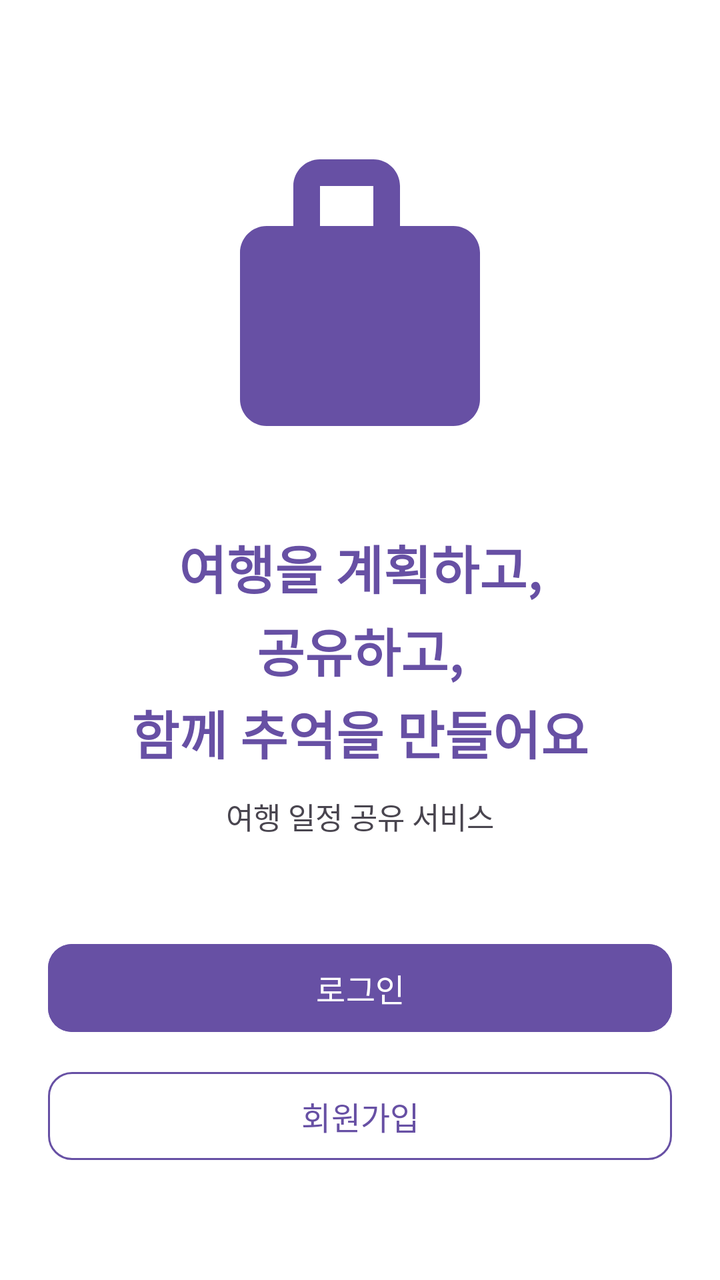
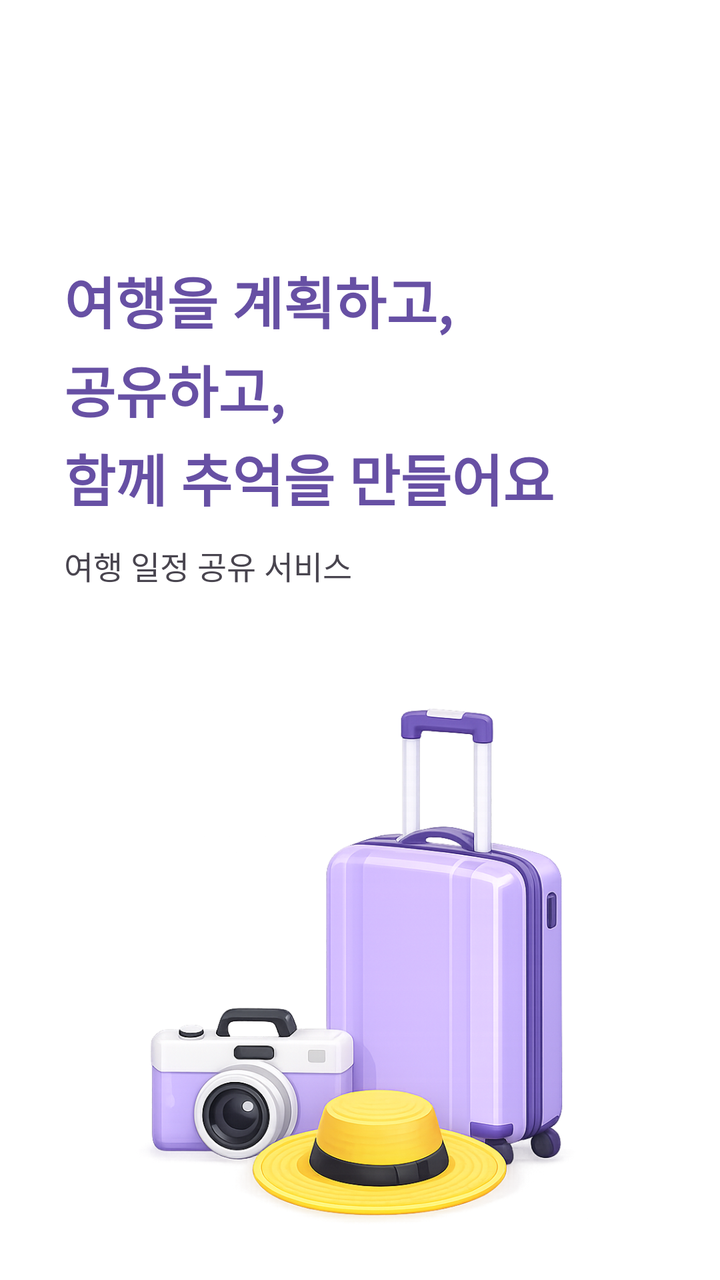

Compare the two renders of this Android layout. The source of the first and the diff that turns it into the second are given below.
<!-- AndroidManifest.xml: application theme Theme.TripShare -->
<!-- res/layout/activity_welcome.xml -->
<?xml version="1.0" encoding="utf-8"?>
<androidx.constraintlayout.widget.ConstraintLayout xmlns:android="http://schemas.android.com/apk/res/android"
    xmlns:app="http://schemas.android.com/apk/res-auto"
    android:layout_width="match_parent"
    android:layout_height="match_parent"
    android:background="@color/white"
    android:padding="24dp">

    <ImageView
        android:id="@+id/img_illustration"
        android:layout_width="160dp"
        android:layout_height="160dp"
        android:contentDescription="@null"
        android:src="@drawable/ic_suitcase"
        app:layout_constraintBottom_toTopOf="@id/tv_welcome_title"
        app:layout_constraintEnd_toEndOf="parent"
        app:layout_constraintStart_toStartOf="parent"
        app:layout_constraintTop_toTopOf="parent"
        app:layout_constraintVertical_chainStyle="packed" />

    <TextView
        android:id="@+id/tv_welcome_title"
        android:layout_width="0dp"
        android:layout_height="wrap_content"
        android:layout_marginTop="32dp"
        android:gravity="center"
        android:lineSpacingExtra="4dp"
        android:text="@string/welcome_title"
        android:textColor="@color/purple_primary"
        android:textSize="26sp"
        android:textStyle="bold"
        app:layout_constraintBottom_toTopOf="@id/tv_welcome_subtitle"
        app:layout_constraintEnd_toEndOf="parent"
        app:layout_constraintStart_toStartOf="parent"
        app:layout_constraintTop_toBottomOf="@id/img_illustration" />

    <TextView
        android:id="@+id/tv_welcome_subtitle"
        android:layout_width="wrap_content"
        android:layout_height="wrap_content"
        android:layout_marginTop="12dp"
        android:text="@string/welcome_subtitle"
        android:textColor="@color/text_secondary"
        android:textSize="15sp"
        app:layout_constraintBottom_toTopOf="@id/btn_login"
        app:layout_constraintEnd_toEndOf="parent"
        app:layout_constraintStart_toStartOf="parent"
        app:layout_constraintTop_toBottomOf="@id/tv_welcome_title" />

    <com.google.android.material.button.MaterialButton
        android:id="@+id/btn_login"
        style="@style/PurpleButton"
        android:layout_width="0dp"
        android:layout_height="wrap_content"
        android:layout_marginBottom="12dp"
        android:text="@string/login"
        app:layout_constraintBottom_toTopOf="@id/btn_signup"
        app:layout_constraintEnd_toEndOf="parent"
        app:layout_constraintStart_toStartOf="parent" />

    <com.google.android.material.button.MaterialButton
        android:id="@+id/btn_signup"
        style="@style/OutlinePurpleButton"
        android:layout_width="0dp"
        android:layout_height="wrap_content"
        android:layout_marginBottom="32dp"
        android:text="@string/sign_up"
        app:layout_constraintBottom_toBottomOf="parent"
        app:layout_constraintEnd_toEndOf="parent"
        app:layout_constraintStart_toStartOf="parent" />

</androidx.constraintlayout.widget.ConstraintLayout>
<!-- resources referenced by this layout -->
<resources>
  <color name="purple_primary">#6750A4</color>
  <color name="text_secondary">#49454F</color>
  <color name="white">#FFFFFFFF</color>
  <!-- drawable ic_suitcase (drawable) -->
  <vector xmlns:android="http://schemas.android.com/apk/res/android"
      android:width="120dp"
      android:height="120dp"
      android:viewportWidth="24"
      android:viewportHeight="24">
      <path
          android:fillColor="@color/purple_primary"
          android:pathData="M17,6h-2V3c0,-1.1 -0.9,-2 -2,-2H9C7.9,1 7,1.9 7,3v3H5c-1.1,0 -2,0.9 -2,2v11c0,1.1 0.9,2 2,2h14c1.1,0 2,-0.9 2,-2V8c0,-1.1 -0.9,-2 -2,-2zM9,3h4v3H9V3z" />
  </vector>
  <string name="login">로그인</string>
  <string name="sign_up">회원가입</string>
  <string name="welcome_subtitle">여행 일정 공유 서비스</string>
  <string name="welcome_title">여행을 계획하고,\n공유하고,\n함께 추억을 만들어요</string>
  <style name="OutlinePurpleButton" parent="Widget.Material3.Button.OutlinedButton">
          <item name="strokeColor">@color/purple_primary</item>
          <item name="android:textColor">@color/purple_primary</item>
          <item name="cornerRadius">12dp</item>
          <item name="android:textSize">16sp</item>
          <item name="android:minHeight">52dp</item>
      </style>
  <style name="PurpleButton" parent="Widget.Material3.Button">
          <item name="android:backgroundTint">@color/purple_primary</item>
          <item name="android:textColor">@color/white</item>
          <item name="cornerRadius">12dp</item>
          <item name="android:textSize">16sp</item>
          <item name="android:minHeight">52dp</item>
      </style>
  <style name="Theme.TripShare" parent="Base.Theme.TripShare" />
  <style name="Base.Theme.TripShare" parent="Theme.Material3.DayNight.NoActionBar">
          <item name="colorPrimary">@color/purple_primary</item>
          <item name="colorPrimaryDark">@color/purple_dark</item>
          <item name="colorAccent">@color/purple_primary</item>
          <item name="android:statusBarColor">@color/white</item>
          <item name="android:windowLightStatusBar">true</item>
          <item name="android:navigationBarColor">@color/white</item>
      </style>
  <color name="purple_dark">#4F378B</color>
</resources>

<!-- the commit's change to res/layout/activity_welcome.xml (unified diff, before → after) -->
@@ -4,36 +4,26 @@
     android:layout_width="match_parent"
     android:layout_height="match_parent"
     android:background="@color/white"
-    android:padding="24dp">
+    android:layout_marginTop="24dp">
 
-    <ImageView
-        android:id="@+id/img_illustration"
-        android:layout_width="160dp"
-        android:layout_height="160dp"
-        android:contentDescription="@null"
-        android:src="@drawable/ic_suitcase"
-        app:layout_constraintBottom_toTopOf="@id/tv_welcome_title"
-        app:layout_constraintEnd_toEndOf="parent"
-        app:layout_constraintStart_toStartOf="parent"
-        app:layout_constraintTop_toTopOf="parent"
-        app:layout_constraintVertical_chainStyle="packed" />
-
+    
     <TextView
         android:id="@+id/tv_welcome_title"
         android:layout_width="0dp"
         android:layout_height="wrap_content"
-        android:layout_marginTop="32dp"
-        android:gravity="center"
-        android:lineSpacingExtra="4dp"
+        android:layout_marginStart="32dp"
+        android:layout_marginTop="130dp"
+        android:layout_marginEnd="32dp"
         android:text="@string/welcome_title"
         android:textColor="@color/purple_primary"
-        android:textSize="26sp"
+        android:textSize="28sp"
         android:textStyle="bold"
-        app:layout_constraintBottom_toTopOf="@id/tv_welcome_subtitle"
+        android:lineSpacingExtra="4dp"
+        app:layout_constraintStart_toStartOf="parent"
         app:layout_constraintEnd_toEndOf="parent"
-        app:layout_constraintStart_toStartOf="parent"
-        app:layout_constraintTop_toBottomOf="@id/img_illustration" />
+        app:layout_constraintTop_toTopOf="parent"/>
 
+    
     <TextView
         android:id="@+id/tv_welcome_subtitle"
         android:layout_width="wrap_content"
@@ -41,32 +31,48 @@
         android:layout_marginTop="12dp"
         android:text="@string/welcome_subtitle"
         android:textColor="@color/text_secondary"
-        android:textSize="15sp"
-        app:layout_constraintBottom_toTopOf="@id/btn_login"
-        app:layout_constraintEnd_toEndOf="parent"
+        android:textSize="16sp"
+        app:layout_constraintStart_toStartOf="@id/tv_welcome_title"
+        app:layout_constraintTop_toBottomOf="@id/tv_welcome_title"/>
+
+    
+    <ImageView
+        android:id="@+id/img_illustration"
+        android:layout_width="280dp"
+        android:layout_height="280dp"
+        android:layout_marginTop="50dp"
+        android:contentDescription="@null"
+        android:src="@drawable/welcom"
+        app:layout_constraintTop_toBottomOf="@id/tv_welcome_subtitle"
         app:layout_constraintStart_toStartOf="parent"
-        app:layout_constraintTop_toBottomOf="@id/tv_welcome_title" />
+        app:layout_constraintEnd_toEndOf="parent"/>
 
+    
     <com.google.android.material.button.MaterialButton
         android:id="@+id/btn_login"
         style="@style/PurpleButton"
         android:layout_width="0dp"
-        android:layout_height="wrap_content"
-        android:layout_marginBottom="12dp"
+        android:layout_height="64dp"
+        android:layout_marginTop="40dp"
+        android:layout_marginStart="48dp"
+        android:layout_marginEnd="48dp"
         android:text="@string/login"
-        app:layout_constraintBottom_toTopOf="@id/btn_signup"
-        app:layout_constraintEnd_toEndOf="parent"
-        app:layout_constraintStart_toStartOf="parent" />
+        app:layout_constraintTop_toBottomOf="@id/img_illustration"
+        app:layout_constraintStart_toStartOf="parent"
+        app:layout_constraintEnd_toEndOf="parent"/>
 
+    
     <com.google.android.material.button.MaterialButton
         android:id="@+id/btn_signup"
         style="@style/OutlinePurpleButton"
         android:layout_width="0dp"
-        android:layout_height="wrap_content"
-        android:layout_marginBottom="32dp"
+        android:layout_height="64dp"
+        android:layout_marginTop="10dp"
+        android:layout_marginStart="48dp"
+        android:layout_marginEnd="48dp"
         android:text="@string/sign_up"
-        app:layout_constraintBottom_toBottomOf="parent"
-        app:layout_constraintEnd_toEndOf="parent"
-        app:layout_constraintStart_toStartOf="parent" />
+        app:layout_constraintTop_toBottomOf="@id/btn_login"
+        app:layout_constraintStart_toStartOf="parent"
+        app:layout_constraintEnd_toEndOf="parent"/>
 
 </androidx.constraintlayout.widget.ConstraintLayout>
<!-- resource entries referenced after the edit -->
@@ -3,16 +3,7 @@
   <color name="purple_primary">#6750A4</color>
   <color name="text_secondary">#49454F</color>
   <color name="white">#FFFFFFFF</color>
-  <!-- drawable ic_suitcase (drawable) -->
-  <vector xmlns:android="http://schemas.android.com/apk/res/android"
-      android:width="120dp"
-      android:height="120dp"
-      android:viewportWidth="24"
-      android:viewportHeight="24">
-      <path
-          android:fillColor="@color/purple_primary"
-          android:pathData="M17,6h-2V3c0,-1.1 -0.9,-2 -2,-2H9C7.9,1 7,1.9 7,3v3H5c-1.1,0 -2,0.9 -2,2v11c0,1.1 0.9,2 2,2h14c1.1,0 2,-0.9 2,-2V8c0,-1.1 -0.9,-2 -2,-2zM9,3h4v3H9V3z" />
-  </vector>
+  <!-- drawable welcom: png bitmap (drawable, 586506 bytes) -->
   <string name="login">로그인</string>
   <string name="sign_up">회원가입</string>
   <string name="welcome_subtitle">여행 일정 공유 서비스</string>
@@ -22,14 +13,14 @@
           <item name="android:textColor">@color/purple_primary</item>
           <item name="cornerRadius">12dp</item>
           <item name="android:textSize">16sp</item>
-          <item name="android:minHeight">52dp</item>
+          <item name="android:minHeight">64dp</item>
       </style>
   <style name="PurpleButton" parent="Widget.Material3.Button">
           <item name="android:backgroundTint">@color/purple_primary</item>
           <item name="android:textColor">@color/white</item>
           <item name="cornerRadius">12dp</item>
           <item name="android:textSize">16sp</item>
-          <item name="android:minHeight">52dp</item>
+          <item name="android:minHeight">64dp</item>
       </style>
   <style name="Theme.TripShare" parent="Base.Theme.TripShare" />
   <style name="Base.Theme.TripShare" parent="Theme.Material3.DayNight.NoActionBar">
